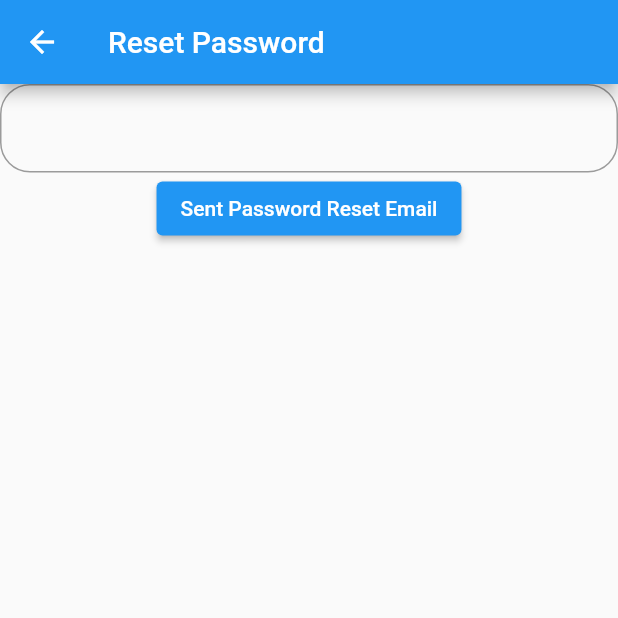
After one commit to surajadkhari/firebase_riverpod, a Flutter app: the ForgotPassword screen opened directly, on a phone screen of 412 x 824 dp, the top half of it. The commit adds this screen. Run offline on Flutter 3.47's test engine with Material 2 defaults, Android fonts, the phone set to English and light mode, and no system bars; our stand-ins replace cloud_firestore, firebase_auth, firebase_core, flutter_riverpod; accounts and stored records are empty.

Commit message:
Create PasswordResetform

```diff
--- /dev/null
+++ b/lib/forms/forgot_password.dart
@@ -0,0 +1,35 @@
+import 'package:flutter/material.dart';
+
+class ForgotPassword extends StatefulWidget {
+  const ForgotPassword({Key? key}) : super(key: key);
+
+  @override
+  _ForgotPasswordState createState() => _ForgotPasswordState();
+}
+
+class _ForgotPasswordState extends State<ForgotPassword> {
+  TextEditingController _emailController = TextEditingController();
+  @override
+  Widget build(BuildContext context) {
+    return Scaffold(
+      appBar: AppBar(
+        title: Text("Reset Password"),
+      ),
+      body: Column(
+        children: [
+          TextFormField(
+            decoration: InputDecoration(
+              border:
+                  OutlineInputBorder(borderRadius: BorderRadius.circular(20)),
+            ),
+            controller: _emailController,
+          ),
+          ElevatedButton(
+            onPressed: () {},
+            child: Text("Sent Password Reset Email"),
+          )
+        ],
+      ),
+    );
+  }
+}
--- a/lib/provider/feed_provider.dart
+++ b/lib/provider/feed_provider.dart
@@ -8,7 +8,7 @@ class AddFeedNotifier extends ChangeNotifier {
   bool isLoading = false;
   String? error;
 
-  addFeed(PostFeed feed) async {
+  Future<void> addFeed(PostFeed feed) async {
     try {
       this.isLoading = true;
       notifyListeners();
--- a/lib/screen/addpost.dart
+++ b/lib/screen/addpost.dart
@@ -90,7 +90,7 @@ class _AddpostState extends State<Addpost> {
               Consumer(builder: (context, watch, child) {
                 var indicator = watch(addFeedProvider).isLoading;
                 if (indicator) {
-                  return CircularProgressIndicator();
+                  return Center(child: LinearProgressIndicator());
                 } else {
                   return Padding(
                     padding: const EdgeInsets.all(16.0),
@@ -100,8 +100,7 @@ class _AddpostState extends State<Addpost> {
                           //     fullname: _fullnamecontroller.text,
                           //     address: _addresscontroller.text,
                           //     email: '')
-                          // Direclty from Services below using Provider
-                          //await PostService().addPost(feed);
+                          // Direclty from Services below using Provider -->await PostService().addPost(feed);
                           //Using Provider
                           await context.read(addFeedProvider).addFeed(feed);
                           _titlecontroller.clear();
```
